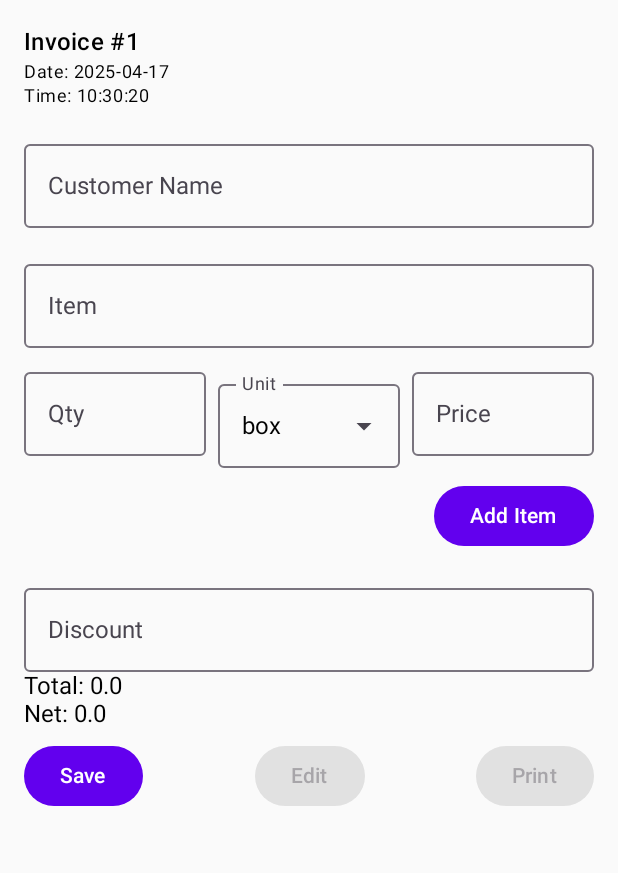
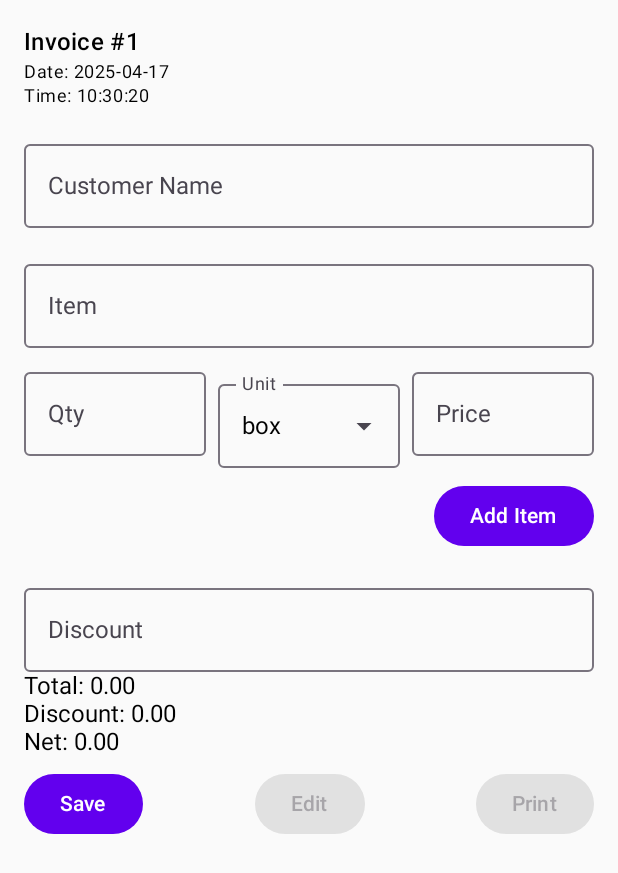
Before and after one commit to bhkrayem/ChInv, an Android app built with Jetpack Compose: the InvoiceScreen screen opened through its navigation route, on a phone screen of 412 x 824 dp. Shown: the top 873 px of the screen. Run offline under Robolectric (Android 15) with nearby library versions, the phone set to English and light mode, and no system bars; our stand-ins replace Room's generated code.

```diff
--- a/app/src/main/java/com/bahaa/chinv/InvoiceScreen.kt
+++ b/app/src/main/java/com/bahaa/chinv/InvoiceScreen.kt
@@ -2,34 +2,50 @@ package com.bahaa.chinv
 
 import android.annotation.SuppressLint
 import androidx.compose.foundation.clickable
-import androidx.compose.foundation.layout.*
+import androidx.compose.foundation.layout.Arrangement
+import androidx.compose.foundation.layout.Box
+import androidx.compose.foundation.layout.Column
+import androidx.compose.foundation.layout.Row
+import androidx.compose.foundation.layout.Spacer
+import androidx.compose.foundation.layout.fillMaxWidth
+import androidx.compose.foundation.layout.height
+import androidx.compose.foundation.layout.padding
 import androidx.compose.foundation.lazy.LazyColumn
 import androidx.compose.foundation.lazy.itemsIndexed
 import androidx.compose.foundation.text.KeyboardOptions
 import androidx.compose.material.icons.Icons
 import androidx.compose.material.icons.filled.Delete
-import androidx.compose.material3.*
-import androidx.compose.runtime.*
+import androidx.compose.material.icons.outlined.ArrowDropDown
+import androidx.compose.material3.Button
+import androidx.compose.material3.DropdownMenu
+import androidx.compose.material3.DropdownMenuItem
+import androidx.compose.material3.Icon
+import androidx.compose.material3.IconButton
+import androidx.compose.material3.MaterialTheme
+import androidx.compose.material3.OutlinedTextField
+import androidx.compose.material3.Text
+import androidx.compose.runtime.Composable
+import androidx.compose.runtime.LaunchedEffect
+import androidx.compose.runtime.collectAsState
+import androidx.compose.runtime.getValue
+import androidx.compose.runtime.mutableStateOf
+import androidx.compose.runtime.remember
+import androidx.compose.runtime.rememberCoroutineScope
+import androidx.compose.runtime.setValue
 import androidx.compose.ui.Alignment
 import androidx.compose.ui.Modifier
 import androidx.compose.ui.platform.LocalContext
 import androidx.compose.ui.text.input.KeyboardType
 import androidx.compose.ui.unit.dp
+import androidx.lifecycle.viewmodel.compose.viewModel
 import androidx.navigation.NavHostController
 import com.bahaa.chinv.data.AppDatabase
 import com.bahaa.chinv.data.InvoiceItem
 import com.bahaa.chinv.data.Item
+import com.bahaa.chinv.viewmodel.CustomerViewModel
 import com.bahaa.chinv.viewmodel.InvoiceViewModel
-import kotlinx.coroutines.launch
 import java.text.SimpleDateFormat
-import java.util.*
-import com.bahaa.chinv.viewmodel.CustomerViewModel
-import androidx.lifecycle.viewmodel.compose.viewModel
-import androidx.compose.material3.DropdownMenuItem
-import androidx.compose.material.icons.outlined.ArrowDropDown
-
-
-
+import java.util.Date
 
 
 @SuppressLint("SimpleDateFormat")
@@ -138,8 +154,14 @@ fun InvoiceScreen(navController: NavHostController) {
             enabled = !saved
         )
 
-        Text("Total: $total")
-        Text("Net: $net")
+        // Text("Total: $total")
+        Text("Total: ${String.format("%.2f", total)}")
+        Text("Discount: ${if (discountValue > 0) String.format("%.2f", discountValue) else "0.00"}")
+        Text("Net: ${String.format("%.2f", net)}")
+
+
+        // Text("Net: $net")
+
 
         Spacer(modifier = Modifier.height(8.dp))
 
@@ -215,7 +237,8 @@ fun AddInvoiceItemRow(onAdd: (InvoiceItem) -> Unit) {
                                 quantity = "1.0"
                                 showSuggestions = false
 
-                                val unitPrice = if (unit == "box") item.boxPrice else item.boxPrice / item.piecesPerBox
+                                val unitPrice =
+                                    if (unit == "box") item.boxPrice else item.boxPrice / item.piecesPerBox
                                 price = String.format("%.2f", unitPrice)
 
                             }
@@ -238,9 +261,11 @@ fun AddInvoiceItemRow(onAdd: (InvoiceItem) -> Unit) {
                 keyboardOptions = KeyboardOptions(keyboardType = KeyboardType.Number)
             )
 
-            Box(modifier = Modifier
-                .weight(1f)
-                .padding(top = 8.dp)) {
+            Box(
+                modifier = Modifier
+                    .weight(1f)
+                    .padding(top = 8.dp)
+            ) {
 
                 OutlinedTextField(
                     value = unit,
@@ -272,7 +297,8 @@ fun AddInvoiceItemRow(onAdd: (InvoiceItem) -> Unit) {
                                 expanded = false
 
                                 selectedItem?.let {
-                                    val unitPrice = if (unit == "box") it.boxPrice else it.boxPrice / it.piecesPerBox
+                                    val unitPrice =
+                                        if (unit == "box") it.boxPrice else it.boxPrice / it.piecesPerBox
                                     price = String.format("%.2f", unitPrice)
 
                                 }
@@ -291,6 +317,8 @@ fun AddInvoiceItemRow(onAdd: (InvoiceItem) -> Unit) {
                 keyboardOptions = KeyboardOptions(keyboardType = KeyboardType.Number)
             )
         }
+
+
 
         Button(
             onClick = {
```
